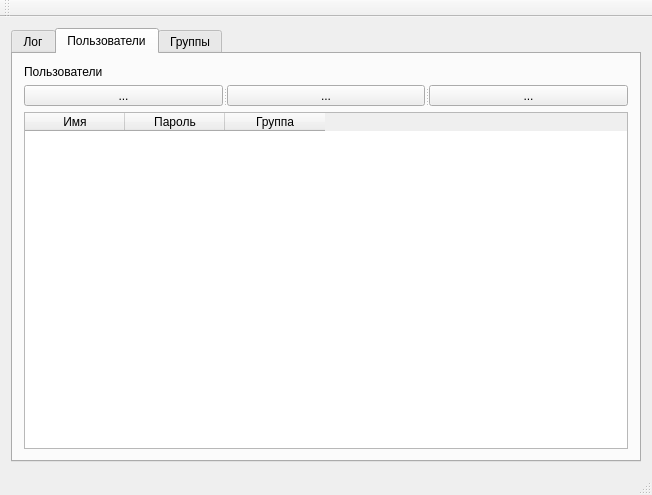
Before: the Qt Designer form mainwindow.ui in peleccom/SpoKursach, drawn with Qt 5.
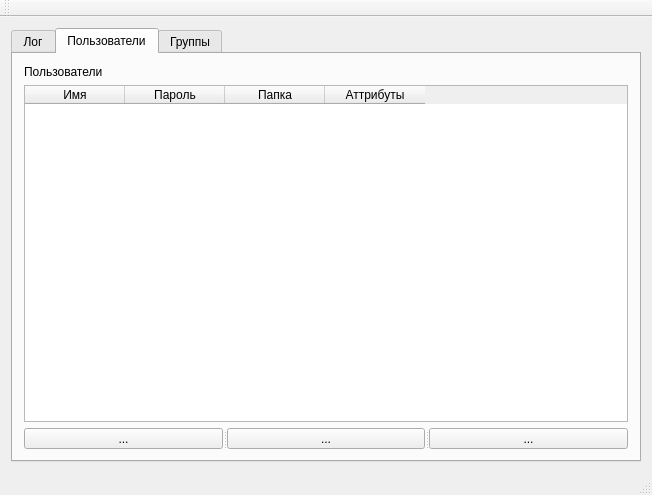
After: the same form once the commit is applied. The open tabs and pages were chosen to show the change. Icons and pictures are not drawn.

The edit to the form file:
```diff
--- a/mainwindow.ui
+++ b/mainwindow.ui
@@ -71,6 +71,36 @@
           </property>
          </widget>
         </item>
+        <item>
+         <widget class="QTableWidget" name="usersTable">
+          <property name="editTriggers">
+           <set>QAbstractItemView::NoEditTriggers</set>
+          </property>
+          <property name="showGrid">
+           <bool>false</bool>
+          </property>
+          <column>
+           <property name="text">
+            <string>Имя</string>
+           </property>
+          </column>
+          <column>
+           <property name="text">
+            <string>Пароль</string>
+           </property>
+          </column>
+          <column>
+           <property name="text">
+            <string>Папка</string>
+           </property>
+          </column>
+          <column>
+           <property name="text">
+            <string>Аттрибуты</string>
+           </property>
+          </column>
+         </widget>
+        </item>
         <item>
          <widget class="QSplitter" name="splitter">
           <property name="orientation">
@@ -101,31 +131,6 @@
           </widget>
          </widget>
         </item>
-        <item>
-         <widget class="QTableWidget" name="tableWidget">
-          <property name="editTriggers">
-           <set>QAbstractItemView::NoEditTriggers</set>
-          </property>
-          <property name="showGrid">
-           <bool>true</bool>
-          </property>
-          <column>
-           <property name="text">
-            <string>Имя</string>
-           </property>
-          </column>
-          <column>
-           <property name="text">
-            <string>Пароль</string>
-           </property>
-          </column>
-          <column>
-           <property name="text">
-            <string>Группа</string>
-           </property>
-          </column>
-         </widget>
-        </item>
        </layout>
       </widget>
       <widget class="QWidget" name="tab_3">
```
Left out of the diff: 8 changed lines with no effect on the pictures.
